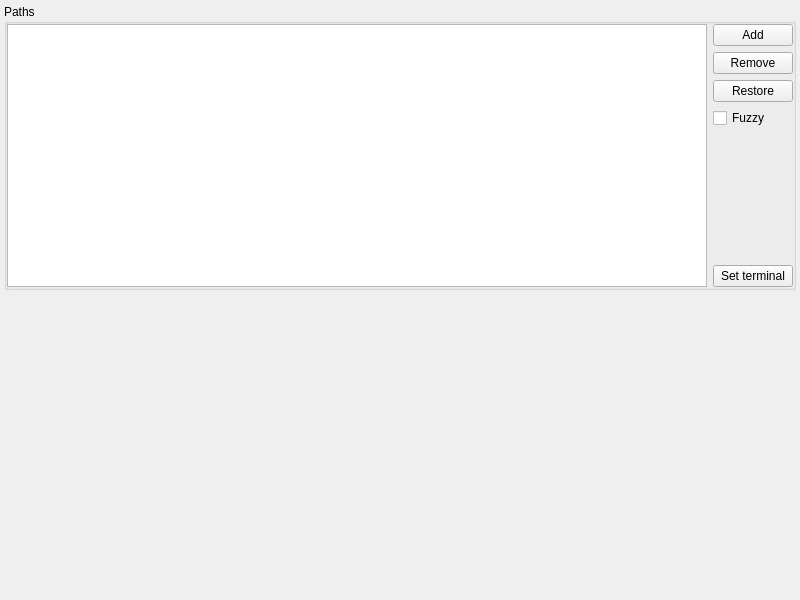
albertlauncher/albert, file src/plugins/applications/configwidget.ui: the form before one commit.
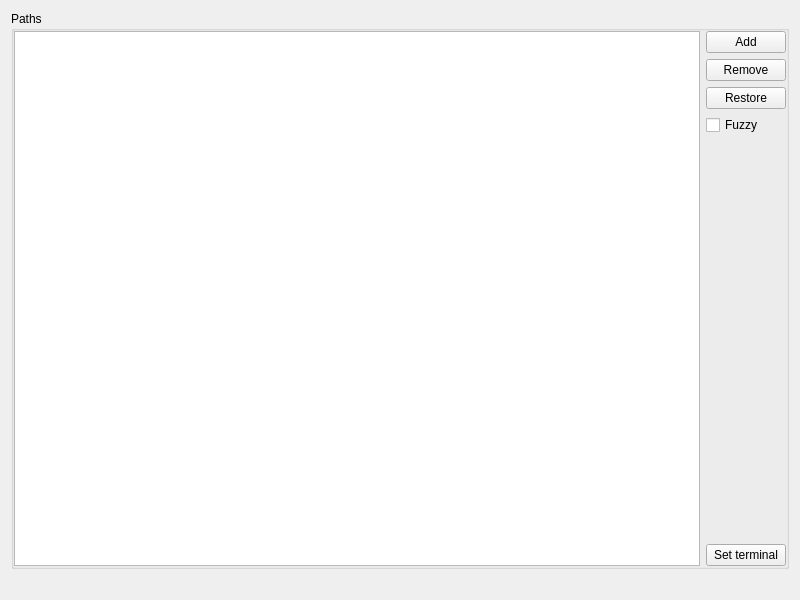
The form after the commit.

What changed in the file:
```diff
--- a/src/plugins/applications/configwidget.ui
+++ b/src/plugins/applications/configwidget.ui
@@ -11,18 +11,6 @@
    </rect>
   </property>
   <layout class="QVBoxLayout" name="verticallayout_2">
-   <property name="leftMargin">
-    <number>4</number>
-   </property>
-   <property name="topMargin">
-    <number>4</number>
-   </property>
-   <property name="rightMargin">
-    <number>4</number>
-   </property>
-   <property name="bottomMargin">
-    <number>4</number>
-   </property>
    <item>
     <widget class="QGroupBox" name="groupBox_1">
      <property name="title">
@@ -103,19 +91,6 @@
      </layout>
     </widget>
    </item>
-   <item>
-    <spacer name="verticalSpacer">
-     <property name="orientation">
-      <enum>Qt::Vertical</enum>
-     </property>
-     <property name="sizeHint" stdset="0">
-      <size>
-       <width>20</width>
-       <height>40</height>
-      </size>
-     </property>
-    </spacer>
-   </item>
    <item>
     <layout class="QHBoxLayout" name="horizontalLayout_2">
      <item>
```
